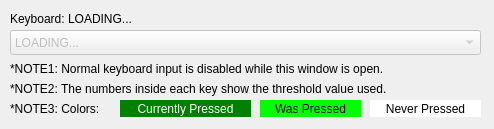
This is keyboards/xwhatsit/util/util/monitorwindow.ui in razerbann/qmk_firmware as Qt 5 draws it before an edit. The edited form follows.
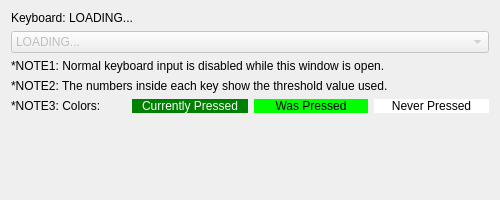
This is the edited form.

Commit message: xwhatsit util: improve monitor layouts

Patch:
```diff
--- a/keyboards/xwhatsit/util/util/monitorwindow.ui
+++ b/keyboards/xwhatsit/util/util/monitorwindow.ui
@@ -6,8 +6,8 @@
    <rect>
     <x>0</x>
     <y>0</y>
-    <width>494</width>
-    <height>129</height>
+    <width>500</width>
+    <height>200</height>
    </rect>
   </property>
   <property name="sizePolicy">
@@ -19,18 +19,19 @@
   <property name="windowTitle">
    <string>Keypress Monitor (Simple)</string>
   </property>
+  <layout class="QVBoxLayout" name="verticalLayout">
+   <item>
+    <widget class="QLabel" name="label_keyboardname">
+     <property name="text">
+      <string>Keyboard: LOADING...</string>
+     </property>
+    </widget>
+   </item>
+   <item>
   <widget class="QComboBox" name="layoutSel">
    <property name="enabled">
     <bool>false</bool>
    </property>
-   <property name="geometry">
-    <rect>
-     <x>10</x>
-     <y>30</y>
-     <width>471</width>
-     <height>25</height>
-    </rect>
-   </property>
    <property name="currentText">
     <string>LOADING...</string>
    </property>
@@ -40,59 +41,37 @@
     </property>
    </item>
   </widget>
+   </item>
+   <item>
   <widget class="QLabel" name="label">
-   <property name="geometry">
-    <rect>
-     <x>10</x>
-     <y>60</y>
-     <width>471</width>
-     <height>17</height>
-    </rect>
-   </property>
    <property name="text">
     <string>*NOTE1: Normal keyboard input is disabled while this window is open.</string>
    </property>
   </widget>
+   </item>
+   <item>
   <widget class="QLabel" name="second_label">
-   <property name="geometry">
-    <rect>
-     <x>10</x>
-     <y>80</y>
-     <width>471</width>
-     <height>17</height>
-    </rect>
-   </property>
    <property name="text">
     <string>*NOTE2: The numbers inside each key show the threshold value used.</string>
    </property>
   </widget>
+   </item>
+   <item>
+    <layout class="QHBoxLayout" name="horizontalLayout">
+     <item>
   <widget class="QLabel" name="last_label">
-   <property name="geometry">
-    <rect>
-     <x>10</x>
-     <y>100</y>
-     <width>121</width>
-     <height>17</height>
-    </rect>
-   </property>
    <property name="text">
     <string>*NOTE3: Colors:</string>
    </property>
   </widget>
+     </item>
+     <item>
   <widget class="QLabel" name="last_label_2">
-   <property name="geometry">
-    <rect>
-     <x>120</x>
-     <y>100</y>
-     <width>131</width>
-     <height>17</height>
-    </rect>
-   </property>
    <property name="autoFillBackground">
     <bool>false</bool>
    </property>
    <property name="styleSheet">
-    <string notr="true">background-color: #008000; color: #FFFFFF</string>
+        <string notr="true">background-color: #008000; color: #FFFFFF; padding-left:10px; padding-right: 10px</string>
    </property>
    <property name="text">
     <string>Currently Pressed</string>
@@ -101,17 +80,11 @@
     <set>Qt::AlignCenter</set>
    </property>
   </widget>
+     </item>
+     <item>
   <widget class="QLabel" name="last_label_3">
-   <property name="geometry">
-    <rect>
-     <x>260</x>
-     <y>100</y>
-     <width>101</width>
-     <height>17</height>
-    </rect>
-   </property>
    <property name="styleSheet">
-    <string notr="true">background-color: #00FF00; color: #000000</string>
+        <string notr="true">background-color: #00FF00; color: #000000; padding-left:10px; padding-right: 10px</string>
    </property>
    <property name="text">
     <string>Was Pressed</string>
@@ -120,17 +93,11 @@
     <set>Qt::AlignCenter</set>
    </property>
   </widget>
+     </item>
+     <item>
   <widget class="QLabel" name="last_label_4">
-   <property name="geometry">
-    <rect>
-     <x>370</x>
-     <y>100</y>
-     <width>111</width>
-     <height>17</height>
-    </rect>
-   </property>
    <property name="styleSheet">
-    <string notr="true">background-color: #FFFFFF; color: #000000</string>
+        <string notr="true">background-color: #FFFFFF; color: #000000; padding-left:10px; padding-right: 10px</string>
    </property>
    <property name="text">
     <string>Never Pressed</string>
@@ -139,19 +106,23 @@
     <set>Qt::AlignCenter</set>
    </property>
   </widget>
-  <widget class="QLabel" name="label_keyboardname">
-   <property name="geometry">
-    <rect>
-     <x>10</x>
-     <y>10</y>
-     <width>471</width>
-     <height>17</height>
-    </rect>
-   </property>
-   <property name="text">
-    <string>Keyboard: LOADING...</string>
-   </property>
-  </widget>
+     </item>
+    </layout>
+   </item>
+   <item>
+    <spacer name="verticalSpacer">
+     <property name="orientation">
+      <enum>Qt::Vertical</enum>
+     </property>
+     <property name="sizeHint" stdset="0">
+      <size>
+       <width>20</width>
+       <height>40</height>
+      </size>
+     </property>
+    </spacer>
+   </item>
+  </layout>
  </widget>
  <resources/>
  <connections/>
```
Lines whose indentation alone changed are shown as unchanged. The commit also changes 5 other files.
